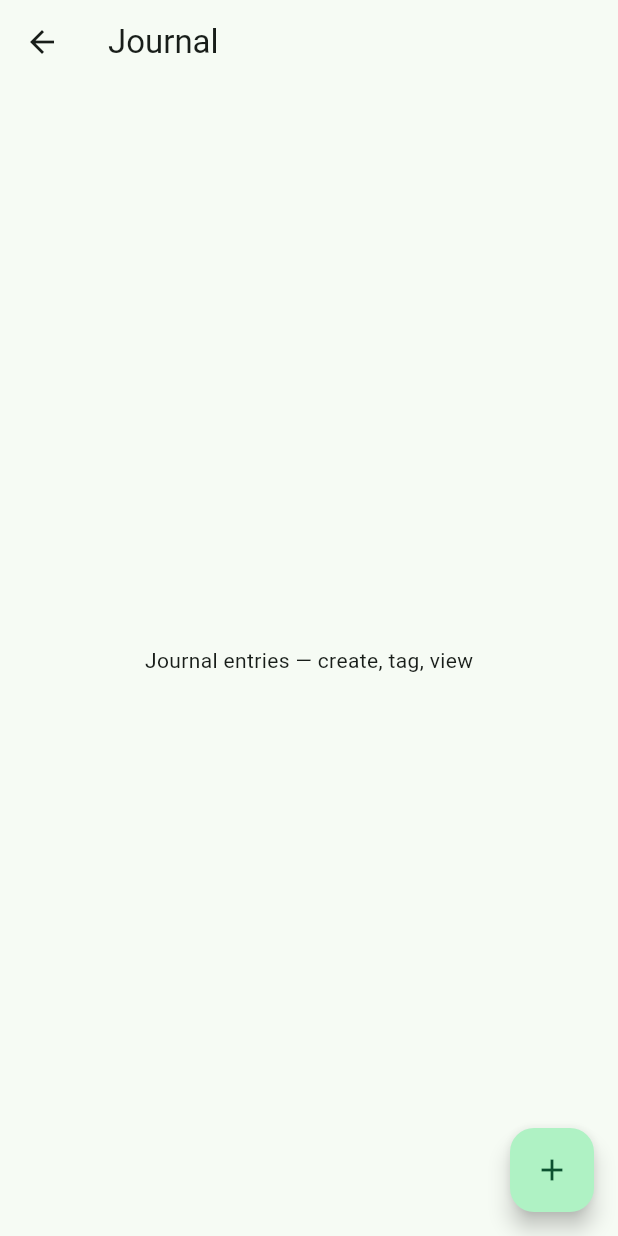
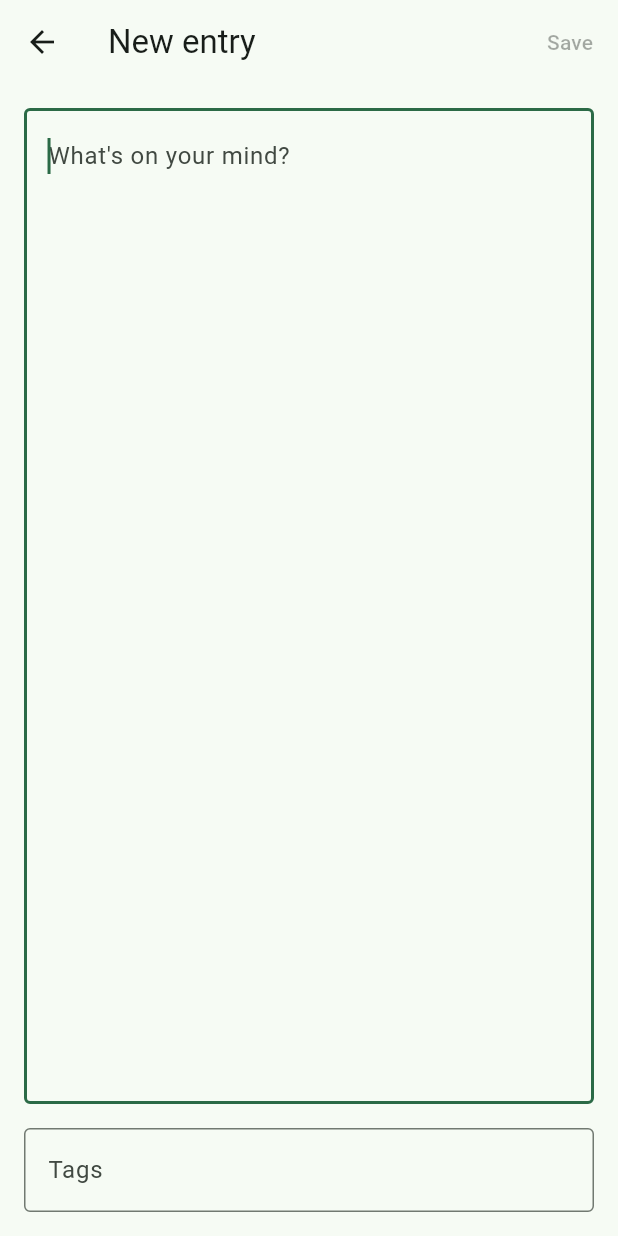
Before and after one commit to bartingei/reboot, a Flutter app: the JournalScreen screen opened directly, after a tap on the "add" icon, on a phone screen of 412 x 824 dp. Run offline on Flutter 3.47's test engine with Material 3 defaults, Android fonts, the phone set to English and light mode, and no system bars; our stand-ins replace drift, flutter_riverpod, supabase_flutter; accounts and stored records are empty; generated files the repository leaves out were written again.

Commit message:
Wire real state into the journal flow
Journal now reads and writes real entries from the local Drift store:
- JournalRepository: streams entries newest-first, adds/deletes, and
  centralizes the comma-separated tag encoding so the rest of the app
  works with List<String>
- JournalEditorScreen: dedicated write route with body + tags fields
- JournalScreen: live list with tag chips, timestamps, and
  delete-with-confirmation, replacing the placeholder
- Unit tests for tag encode/decode round-tripping

Not run in this environment (no Dart toolchain) — verify with
'flutter test' and 'flutter run' locally.

```diff
--- /dev/null
+++ b/lib/features/journal/journal_editor_screen.dart
@@ -0,0 +1,89 @@
+import 'package:flutter/material.dart';
+import 'package:flutter_riverpod/flutter_riverpod.dart';
+
+import 'journal_providers.dart';
+import 'journal_repository.dart';
+
+/// Create a new journal entry. Kept as a separate route so the write
+/// surface is deliberate — reflecting is a distinct act from browsing.
+class JournalEditorScreen extends ConsumerStatefulWidget {
+  const JournalEditorScreen({super.key});
+
+  @override
+  ConsumerState<JournalEditorScreen> createState() =>
+      _JournalEditorScreenState();
+}
+
+class _JournalEditorScreenState extends ConsumerState<JournalEditorScreen> {
+  final _bodyController = TextEditingController();
+  final _tagsController = TextEditingController();
+  bool _saving = false;
+
+  @override
+  void dispose() {
+    _bodyController.dispose();
+    _tagsController.dispose();
+    super.dispose();
+  }
+
+  Future<void> _save() async {
+    final body = _bodyController.text.trim();
+    if (body.isEmpty) return;
+
+    setState(() => _saving = true);
+    await ref.read(journalRepositoryProvider).addEntry(
+          body: body,
+          tags: JournalRepository.decodeTags(_tagsController.text),
+        );
+    if (!mounted) return;
+    Navigator.of(context).pop();
+  }
+
+  @override
+  Widget build(BuildContext context) {
+    final canSave = _bodyController.text.trim().isNotEmpty && !_saving;
+
+    return Scaffold(
+      appBar: AppBar(
+        title: const Text('New entry'),
+        actions: [
+          TextButton(
+            onPressed: canSave ? _save : null,
+            child: const Text('Save'),
+          ),
+        ],
+      ),
+      body: Padding(
+        padding: const EdgeInsets.all(16),
+        child: Column(
+          crossAxisAlignment: CrossAxisAlignment.stretch,
+          children: [
+            Expanded(
+              child: TextField(
+                controller: _bodyController,
+                maxLines: null,
+                expands: true,
+                textAlignVertical: TextAlignVertical.top,
+                autofocus: true,
+                decoration: const InputDecoration(
+                  hintText: "What's on your mind?",
+                  border: OutlineInputBorder(),
+                ),
+                onChanged: (_) => setState(() {}),
+              ),
+            ),
+            const SizedBox(height: 16),
+            TextField(
+              controller: _tagsController,
+              decoration: const InputDecoration(
+                labelText: 'Tags',
+                hintText: 'comma, separated',
+                border: OutlineInputBorder(),
+              ),
+            ),
+          ],
+        ),
+      ),
+    );
+  }
+}
--- /dev/null
+++ b/lib/features/journal/journal_repository.dart
@@ -0,0 +1,48 @@
+import 'package:drift/drift.dart';
+
+import '../../core/db/app_database.dart';
+
+/// Data access for journal entries. Tags are stored as a comma-separated
+/// string in a single column (see the JournalEntries schema); this
+/// repository is the one place that encoding is applied and undone, so the
+/// rest of the app works with `List<String>` tags.
+class JournalRepository {
+  JournalRepository(this._db);
+
+  final AppDatabase _db;
+
+  Stream<List<JournalEntry>> watchEntries() {
+    final query = _db.select(_db.journalEntries)
+      ..orderBy([
+        (e) => OrderingTerm(expression: e.createdAt, mode: OrderingMode.desc),
+      ]);
+    return query.watch();
+  }
+
+  Future<void> addEntry({required String body, required List<String> tags}) {
+    return _db.into(_db.journalEntries).insert(
+          JournalEntriesCompanion.insert(
+            body: body,
+            tags: Value(encodeTags(tags)),
+          ),
+        );
+  }
+
+  Future<void> deleteEntry(int id) {
+    return (_db.delete(_db.journalEntries)..where((e) => e.id.equals(id)))
+        .go();
+  }
+
+  static String encodeTags(List<String> tags) {
+    return tags.map((t) => t.trim()).where((t) => t.isNotEmpty).join(',');
+  }
+
+  static List<String> decodeTags(String raw) {
+    if (raw.trim().isEmpty) return const [];
+    return raw
+        .split(',')
+        .map((t) => t.trim())
+        .where((t) => t.isNotEmpty)
+        .toList();
+  }
+}
--- a/lib/features/journal/journal_screen.dart
+++ b/lib/features/journal/journal_screen.dart
@@ -1,17 +1,124 @@
 import 'package:flutter/material.dart';
+import 'package:flutter_riverpod/flutter_riverpod.dart';
 
-class JournalScreen extends StatelessWidget {
+import '../../core/db/app_database.dart';
+import 'journal_editor_screen.dart';
+import 'journal_providers.dart';
+import 'journal_repository.dart';
+
+class JournalScreen extends ConsumerWidget {
   const JournalScreen({super.key});
 
+  void _openEditor(BuildContext context) {
+    Navigator.of(context).push(
+      MaterialPageRoute(builder: (_) => const JournalEditorScreen()),
+    );
+  }
+
   @override
-  Widget build(BuildContext context) {
+  Widget build(BuildContext context, WidgetRef ref) {
+    final entries = ref.watch(journalEntriesProvider);
+
     return Scaffold(
       appBar: AppBar(title: const Text('Journal')),
-      body: const Center(child: Text('Journal entries — create, tag, view')),
+      body: entries.when(
+        data: (items) {
+          if (items.isEmpty) {
+            return const Center(
+              child: Text('No entries yet. Tap + to write one.'),
+            );
+          }
+          return ListView.separated(
+            padding: const EdgeInsets.all(16),
+            itemCount: items.length,
+            separatorBuilder: (_, __) => const Divider(),
+            itemBuilder: (context, i) => _JournalTile(entry: items[i]),
+          );
+        },
+        loading: () => const Center(child: CircularProgressIndicator()),
+        error: (error, _) => Center(child: Text('Failed to load: $error')),
+      ),
       floatingActionButton: FloatingActionButton(
-        onPressed: () {},
+        onPressed: () => _openEditor(context),
         child: const Icon(Icons.add),
       ),
     );
   }
 }
+
+class _JournalTile extends ConsumerWidget {
+  const _JournalTile({required this.entry});
+
+  final JournalEntry entry;
+
+  Future<void> _confirmDelete(BuildContext context, WidgetRef ref) async {
+    final confirmed = await showDialog<bool>(
+      context: context,
+      builder: (context) => AlertDialog(
+        title: const Text('Delete entry?'),
+        content: const Text('This cannot be undone.'),
+        actions: [
+          TextButton(
+            onPressed: () => Navigator.of(context).pop(false),
+            child: const Text('Cancel'),
+          ),
+          TextButton(
+            onPressed: () => Navigator.of(context).pop(true),
+            child: const Text('Delete'),
+          ),
+        ],
+      ),
+    );
+    if (confirmed ?? false) {
+      await ref.read(journalRepositoryProvider).deleteEntry(entry.id);
+    }
+  }
+
+  @override
+  Widget build(BuildContext context, WidgetRef ref) {
+    final tags = JournalRepository.decodeTags(entry.tags);
+
+    return ListTile(
+      contentPadding: EdgeInsets.zero,
+      title: Text(
+        entry.body,
+        maxLines: 3,
+        overflow: TextOverflow.ellipsis,
+      ),
+      subtitle: Column(
+        crossAxisAlignment: CrossAxisAlignment.start,
+        children: [
+          const SizedBox(height: 4),
+          Text(_formatDate(entry.createdAt)),
+          if (tags.isNotEmpty) ...[
+            const SizedBox(height: 6),
+            Wrap(
+              spacing: 6,
+              runSpacing: 4,
+              children: [
+                for (final tag in tags)
+                  Chip(
+                    label: Text(tag),
+                    materialTapTargetSize: MaterialTapTargetSize.shrinkWrap,
+                    visualDensity: VisualDensity.compact,
+                  ),
+              ],
+            ),
+          ],
+        ],
+      ),
+      trailing: IconButton(
+        icon: const Icon(Icons.delete_outline),
+        onPressed: () => _confirmDelete(context, ref),
+      ),
+      isThreeLine: tags.isNotEmpty,
+    );
+  }
+
+  String _formatDate(DateTime dt) {
+    final h = dt.hour.toString().padLeft(2, '0');
+    final m = dt.minute.toString().padLeft(2, '0');
+    return '${dt.year}-${dt.month.toString().padLeft(2, '0')}-'
+        '${dt.day.toString().padLeft(2, '0')} $h:$m';
+  }
+}
```
Also changed, not shown: lib/features/journal/journal_providers.dart (added, +14 -0 lines), 1 other file.
